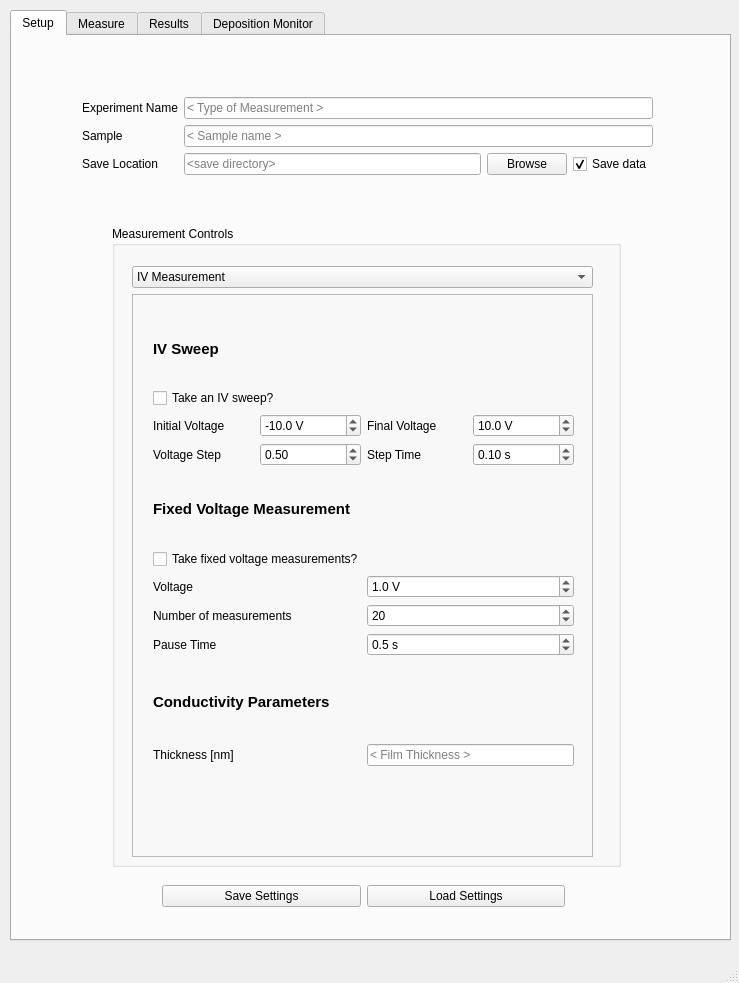
Above: src/transistor_tools_GUI.ui from AFMD/conductivity-K2400 before the change. Below: the same form after it.
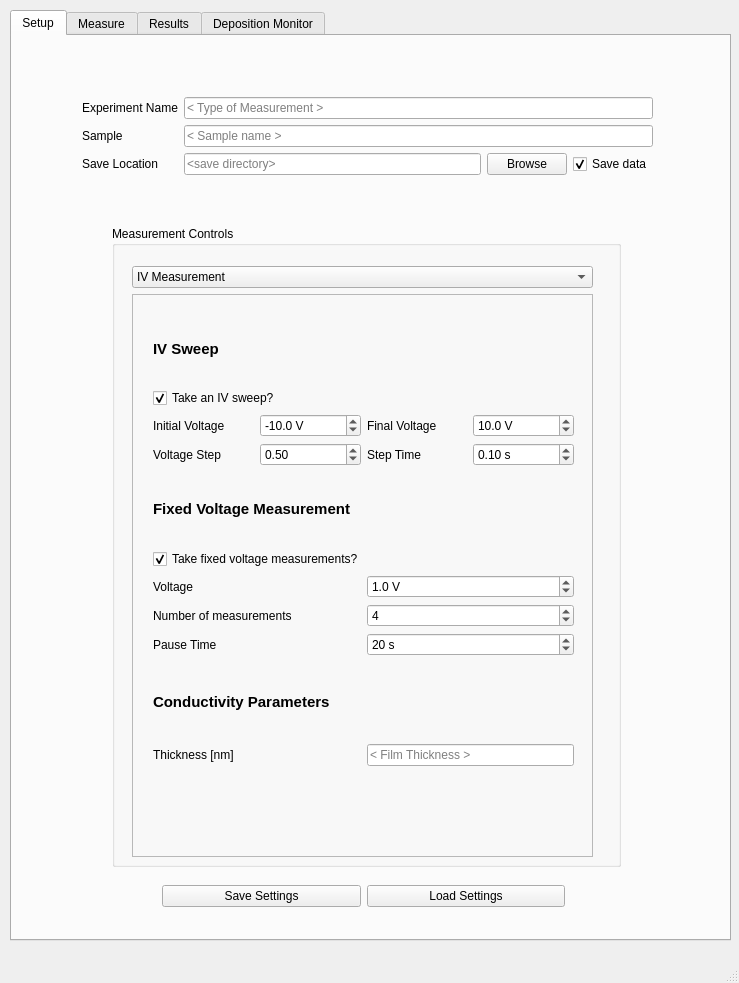
That is the form after the change. Icons and pictures are not drawn. Custom widgets are drawn as their Qt base class.

Diff of the .ui file:
```diff
--- a/src/transistor_tools_GUI.ui
+++ b/src/transistor_tools_GUI.ui
@@ -130,7 +130,7 @@
                 <string>Take fixed voltage measurements?</string>
                </property>
                <property name="checked">
-                <bool>false</bool>
+                <bool>true</bool>
                </property>
               </widget>
              </item>
@@ -185,13 +185,13 @@
                   <string> s</string>
                  </property>
                  <property name="decimals">
-                  <number>1</number>
+                  <number>0</number>
                  </property>
                  <property name="maximum">
-                  <double>1000.000000000000000</double>
+                  <double>60.000000000000000</double>
                  </property>
                  <property name="value">
-                  <double>0.500000000000000</double>
+                  <double>20.000000000000000</double>
                  </property>
                 </widget>
                </item>
@@ -204,7 +204,7 @@
                   <number>1000</number>
                  </property>
                  <property name="value">
-                  <number>20</number>
+                  <number>4</number>
                  </property>
                 </widget>
                </item>
@@ -245,7 +245,7 @@
                 <string>Take an IV sweep?</string>
                </property>
                <property name="checked">
-                <bool>false</bool>
+                <bool>true</bool>
                </property>
               </widget>
              </item>
```
Left out of the diff: 4 changed lines with no effect on the pictures.
